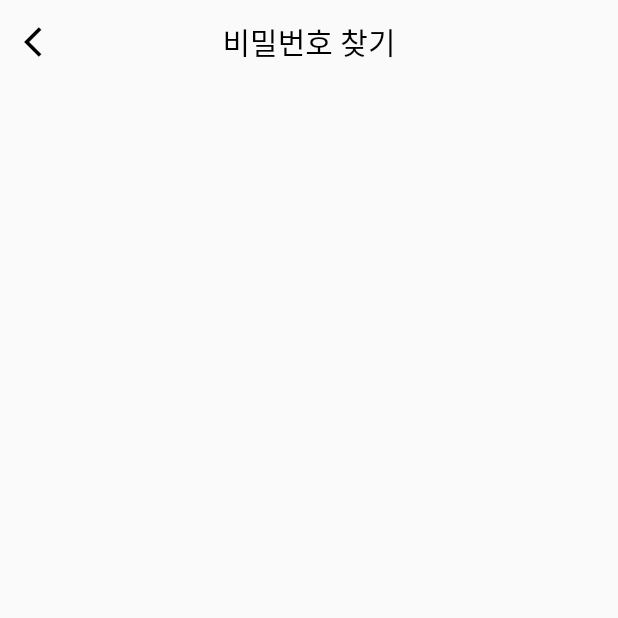
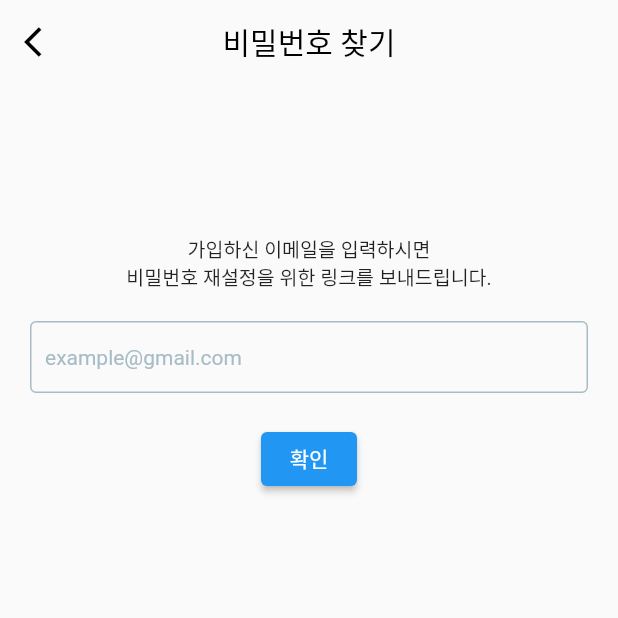
Before and after one commit to SEUNGHYUN-PARK/nh_party, a Flutter app: the InitPWPage screen opened directly, on a phone screen of 412 x 824 dp, the top half of it. Run offline on Flutter 3.47's test engine with Material 2 defaults, Android fonts, the phone set to English and light mode, and no system bars; our stand-ins replace cloud_firestore, firebase_auth, firebase_core, fluttertoast, shared_preferences; accounts and stored records are empty.

Commit message:
비밀번호 재설정 기능 구현

```diff
--- a/lib/InitPWPage.dart
+++ b/lib/InitPWPage.dart
@@ -1,4 +1,7 @@
+import 'package:firebase_auth/firebase_auth.dart';
 import 'package:flutter/material.dart';
+
+import 'config/palette.dart';
 
 class InitPWPage extends StatefulWidget {
   const InitPWPage({Key? key}) : super(key: key);
@@ -8,6 +11,10 @@ class InitPWPage extends StatefulWidget {
 }
 
 class _InitPWPageState extends State<InitPWPage> {
+
+  final _authentication = FirebaseAuth.instance;
+  String _userEmail="";
+
   @override
   Widget build(BuildContext context) {
     return Scaffold(
@@ -25,8 +32,63 @@ class _InitPWPageState extends State<InitPWPage> {
           icon: Icon(Icons.arrow_back_ios),
         ),
       ),
-      body: Container(
-
+      body: SingleChildScrollView(
+        child: Center(
+          child: Column(
+            children: [
+              SizedBox(
+                height: 100,
+              ),
+              Text("가입하신 이메일을 입력하시면",
+                style: TextStyle(fontSize: 13),),
+              Text("비밀번호 재설정을 위한 링크를 보내드립니다.",
+                style: TextStyle(fontSize: 13),),
+              Padding(
+                padding: EdgeInsets.all(20),
+                child: TextFormField(
+                  keyboardType: TextInputType.emailAddress,
+                  key: ValueKey(1),
+                  validator:(value){
+                    if(value!.isEmpty || !value.contains('@'))
+                    {
+                      return '이메일 주소를 확인해주세요';
+                    }
+                    return null;
+                  },
+                  onSaved: (value){
+                    _userEmail = value!;
+                  },
+                  onChanged: (value){
+                    _userEmail = value;
+                  },
+                  decoration: InputDecoration(
+                      enabledBorder: OutlineInputBorder(
+                          borderSide: BorderSide(
+                              color:Palette.textColor1
+                          ),
+                      ),
+                      focusedBorder: OutlineInputBorder(
+                          borderSide: BorderSide(
+                              color:Palette.textColor1
+                          ),
+                      ),
+                      hintText: 'example@gmail.com',
+                      hintStyle: TextStyle(
+                          fontSize: 14,
+                          color: Palette.textColor1
+                      ),
+                      contentPadding: EdgeInsets.all(10.0)
+                  ),
+                ),
+              ),
+              ElevatedButton(child: Text("확인"),
+                onPressed: (){
+                _authentication.setLanguageCode("ko");
+                _authentication.sendPasswordResetEmail(email: _userEmail);
+                },)
+            ],
+          ),
+        )
       ),
     );
   }
```
